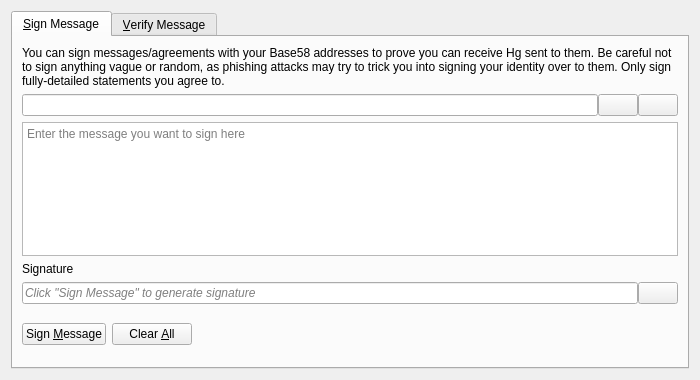
Before: the Qt Designer form src/qt/forms/signverifymessagedialog.ui in quicksilver-hg/quicksilver, drawn with Qt 5.
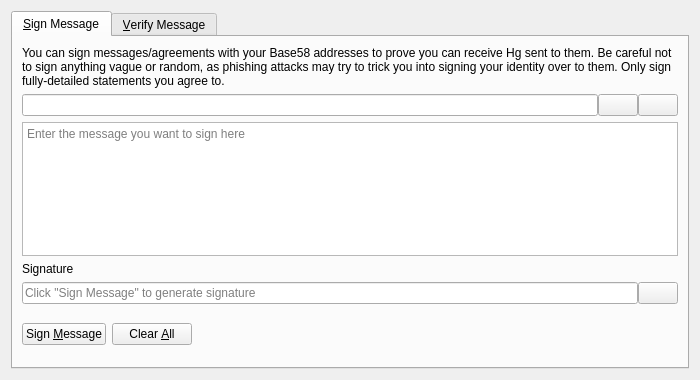
After: the same form once the commit is applied. Icons and pictures are not drawn. Custom widgets are drawn as their Qt base class.

```diff
--- a/src/qt/forms/signverifymessagedialog.ui
+++ b/src/qt/forms/signverifymessagedialog.ui
@@ -124,11 +124,6 @@
            <property name="placeholderText">
             <string>Click "Sign Message" to generate signature</string>
            </property>
-           <property name="font">
-            <font>
-             <italic>true</italic>
-            </font>
-           </property>
            <property name="readOnly">
             <bool>true</bool>
            </property>
```
